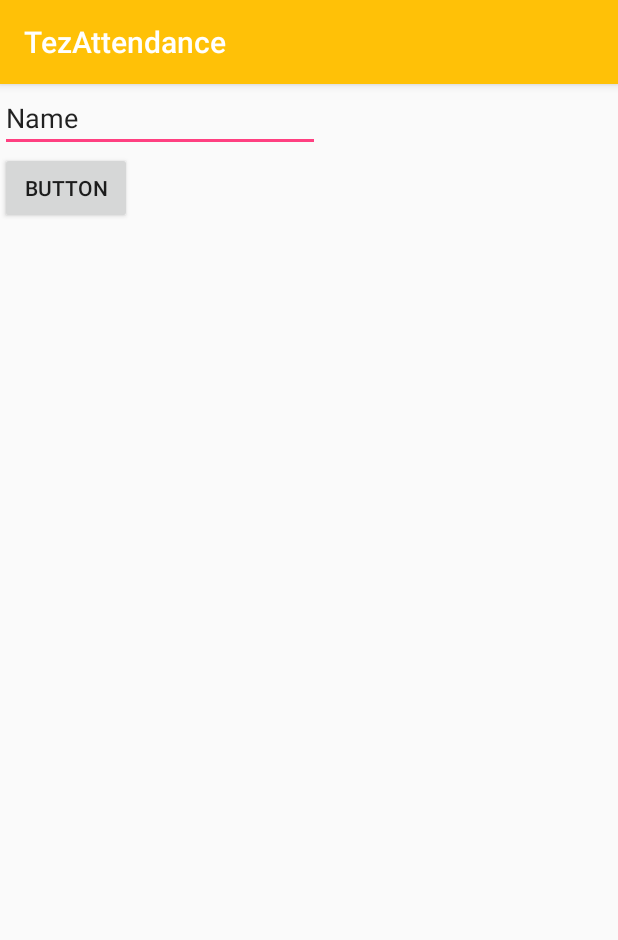
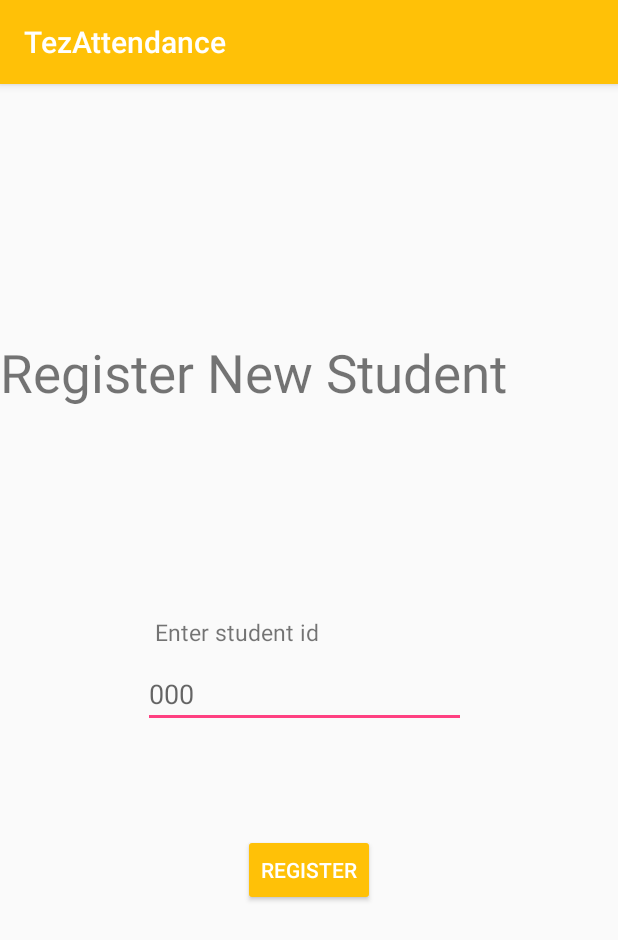
Before and after one commit to Mumbaikar007/Tez-Attendance, an Android app: the RegisterStudent screen opened directly, with no data from a screen before it, on a phone screen of 412 x 824 dp. Shown: the top 940 px of the screen. Run offline under Robolectric (Android 15) with nearby library versions, the phone set to English and light mode, and no system bars; our stand-ins replace Firebase (no records; nobody signed in at launch, a user with empty details on screens opened directly).

Commit message:
Andoird sucks

```diff
--- a/Android/app/build.gradle
+++ b/Android/app/build.gradle
@@ -28,6 +28,7 @@ dependencies {
     androidTestImplementation 'com.android.support.test.espresso:espresso-core:3.0.1'
     compile 'com.google.firebase:firebase-core:11.8.0'
     compile 'com.google.firebase:firebase-auth:11.8.0'
+    compile 'com.google.firebase:firebase-database:11.8.0'
 }
 
 
--- a/Android/app/src/main/java/com/example/optimus/tezattendance/ProfileActivity.java
+++ b/Android/app/src/main/java/com/example/optimus/tezattendance/ProfileActivity.java
@@ -38,7 +38,6 @@ public class ProfileActivity extends AppCompatActivity implements View.OnClickLi
             //user is not logged in
             finish();
             startActivity(new Intent(this,LoginActivity.class));
-
         }
 
         FirebaseUser user  = firebaseAuth.getCurrentUser();
--- a/Android/app/src/main/java/com/example/optimus/tezattendance/RegisterStudent.java
+++ b/Android/app/src/main/java/com/example/optimus/tezattendance/RegisterStudent.java
@@ -1,11 +1,14 @@
 package com.example.optimus.tezattendance;
 
+import android.os.Handler;
 import android.support.v7.app.AppCompatActivity;
 import android.os.Bundle;
 
 import java.io.IOException;
+import java.io.InputStream;
 import java.io.OutputStream;
 import java.lang.reflect.Method;
+import java.util.HashMap;
 import java.util.UUID;
 import android.bluetooth.BluetoothAdapter;
 import android.bluetooth.BluetoothDevice;
@@ -17,19 +20,35 @@ import android.view.View;
 import android.view.View.OnClickListener;
 import android.widget.Button;
 import android.widget.EditText;
+import android.widget.TextView;
 import android.widget.Toast;
+
+import com.google.firebase.auth.FirebaseAuth;
+
+import com.google.firebase.auth.FirebaseAuth;
+import com.google.firebase.database.DatabaseReference;
+import com.google.firebase.database.FirebaseDatabase;
 
 
 public class RegisterStudent extends AppCompatActivity {
 
-    private static final String TAG = "bluetooth1";
-
     EditText editTextTakeId;
+    TextView textViewIdRegistered;
     Button buttonSendId;
 
+    private FirebaseAuth firebaseAuth;
+    DatabaseReference databaseReference;
+
+    private static final String TAG = "bluetooth2";
+
+    Handler h;
+
+    final int RECIEVE_MESSAGE = 1;        // Status  for Handler
     private BluetoothAdapter btAdapter = null;
     private BluetoothSocket btSocket = null;
-    private OutputStream outStream = null;
+    private StringBuilder sb = new StringBuilder();
+
+    private ConnectedThread mConnectedThread;
 
     // SPP UUID service
     private static final UUID MY_UUID = UUID.fromString("00001101-0000-1000-8000-00805F9B34FB");
@@ -37,26 +56,74 @@ public class RegisterStudent extends AppCompatActivity {
     // MAC-address of Bluetooth module (you must edit this line)
     private static String address = "98:D3:33:80:A1:93";
 
+    // Called when the activity is first created.
     @Override
-    protected void onCreate(Bundle savedInstanceState) {
+    public void onCreate(Bundle savedInstanceState) {
         super.onCreate(savedInstanceState);
+
         setContentView(R.layout.activity_register_student);
+
+        firebaseAuth= FirebaseAuth.getInstance();
+        databaseReference = FirebaseDatabase.getInstance().getReference();
+
+        if(firebaseAuth.getCurrentUser() == null){
+            //user is not logged in
+            finish();
+            startActivity(new Intent(this,LoginActivity.class));
+        }
 
         editTextTakeId = findViewById(R.id.editTextTakeId);
         buttonSendId = findViewById(R.id.buttonSendId);
+        textViewIdRegistered = findViewById(R.id.editTextTakeId);
 
-        btAdapter = BluetoothAdapter.getDefaultAdapter();
+        firebaseAuth= FirebaseAuth.getInstance();
+        if(firebaseAuth.getCurrentUser() == null){
+            //user is not logged in
+            finish();
+            startActivity(new Intent(this,LoginActivity.class));
+        }
+
+        h = new  Handler() {
+            public void handleMessage(android.os.Message msg) {
+                switch (msg.what) {
+                    case RECIEVE_MESSAGE:                                                   // if receive massage
+                        Log.d(TAG, "Receiving data");
+
+                        byte[] readBuf = (byte[]) msg.obj;
+
+                        String strIncom = new String(readBuf, 0, msg.arg1);                 // create string from bytes array
+
+                        sb.append(strIncom);                                                // append string
+                        int endOfLineIndex = sb.indexOf("\r\n");                            // determine the end-of-line
+                        if (endOfLineIndex > 0) {                                            // if end-of-line,
+                            Log.d(TAG, "eol > 0");
+                            String sbprint = sb.substring(0, endOfLineIndex);               // extract string
+                            sb.delete(0, sb.length());                                      // and clear
+                            textViewIdRegistered.setText("Id: " + strIncom + " registered !");
+
+                        }
+                        //Log.d(TAG, "...String:"+ sb.toString() +  "Byte:" + msg.arg1 + "...");
+                        break;
+                }
+            };
+        };
+
+        btAdapter = BluetoothAdapter.getDefaultAdapter();       // get Bluetooth adapter
         checkBTState();
-
-        //sendData("1");
 
         buttonSendId.setOnClickListener(new OnClickListener() {
             public void onClick(View v) {
+                //btnOn.setEnabled(false);
 
-                String newId = editTextTakeId.getText().toString();
+                String id = editTextTakeId.getText().toString();
 
-                sendData(newId);
-                Toast.makeText(getBaseContext(), "Register finger for id: " + newId, Toast.LENGTH_SHORT).show();
+                mConnectedThread.write(id);    // Send "1" via Bluetooth
+                //Toast.makeText(getBaseContext(), "Turn on LED", Toast.LENGTH_SHORT).show();
+
+                HashMap<String , String> map = new HashMap<>();
+                map.put(id, "0");
+
+                databaseReference.push().setValue(map);
             }
         });
 
@@ -90,8 +157,8 @@ public class RegisterStudent extends AppCompatActivity {
 
         try {
             btSocket = createBluetoothSocket(device);
-        } catch (IOException e1) {
-            errorExit("Fatal Error", "In onResume() and socket create failed: " + e1.getMessage() + ".");
+        } catch (IOException e) {
+            errorExit("Fatal Error", "In onResume() and socket create failed: " + e.getMessage() + ".");
         }
 
         // Discovery is resource intensive.  Make sure it isn't going on
@@ -102,7 +169,7 @@ public class RegisterStudent extends AppCompatActivity {
         Log.d(TAG, "...Connecting...");
         try {
             btSocket.connect();
-            Log.d(TAG, "...Connection ok...");
+            Log.d(TAG, "....Connection ok...");
         } catch (IOException e) {
             try {
                 btSocket.close();
@@ -114,11 +181,8 @@ public class RegisterStudent extends AppCompatActivity {
         // Create a data stream so we can talk to server.
         Log.d(TAG, "...Create Socket...");
 
-        try {
-            outStream = btSocket.getOutputStream();
-        } catch (IOException e) {
-            errorExit("Fatal Error", "In onResume() and output stream creation failed:" + e.getMessage() + ".");
-        }
+        mConnectedThread = new ConnectedThread(btSocket);
+        mConnectedThread.start();
     }
 
     @Override
@@ -126,14 +190,6 @@ public class RegisterStudent extends AppCompatActivity {
         super.onPause();
 
         Log.d(TAG, "...In onPause()...");
-
-        if (outStream != null) {
-            try {
-                outStream.flush();
-            } catch (IOException e) {
-                errorExit("Fatal Error", "In onPause() and failed to flush output stream: " + e.getMessage() + ".");
-            }
-        }
 
         try     {
             btSocket.close();
@@ -163,20 +219,50 @@ public class RegisterStudent extends AppCompatActivity {
         finish();
     }
 
-    private void sendData(String message) {
-        byte[] msgBuffer = message.getBytes();
+    private class ConnectedThread extends Thread {
+        private final InputStream mmInStream;
+        private final OutputStream mmOutStream;
 
-        Log.d(TAG, "...Send data: " + message + "...");
+        public ConnectedThread(BluetoothSocket socket) {
+            InputStream tmpIn = null;
+            OutputStream tmpOut = null;
 
-        try {
-            outStream.write(msgBuffer);
-        } catch (IOException e) {
-            String msg = "In onResume() and an exception occurred during write: " + e.getMessage();
-            if (address.equals("00:00:00:00:00:00"))
-                msg = msg + ".\n\nUpdate your server address from 00:00:00:00:00:00 to the correct address on line 35 in the java code";
-            msg = msg +  ".\n\nCheck that the SPP UUID: " + MY_UUID.toString() + " exists on server.\n\n";
+            // Get the input and output streams, using temp objects because
+            // member streams are final
+            try {
+                tmpIn = socket.getInputStream();
+                tmpOut = socket.getOutputStream();
+            } catch (IOException e) { }
 
-            errorExit("Fatal Error", msg);
+            mmInStream = tmpIn;
+            mmOutStream = tmpOut;
+        }
+
+        public void run() {
+            byte[] buffer = new byte[256];  // buffer store for the stream
+            int bytes; // bytes returned from read()
+
+            // Keep listening to the InputStream until an exception occurs
+            while (true) {
+                try {
+                    // Read from the InputStream
+                    bytes = mmInStream.read(buffer);        // Get number of bytes and message in "buffer"
+                    h.obtainMessage(RECIEVE_MESSAGE, bytes, -1, buffer).sendToTarget();     // Send to message queue Handler
+                } catch (IOException e) {
+                    break;
+                }
+            }
+        }
+
+        // Call this from the main activity to send data to the remote device
+        public void write(String message) {
+            Log.d(TAG, "...Data to send: " + message + "...");
+            byte[] msgBuffer = message.getBytes();
+            try {
+                mmOutStream.write(msgBuffer);
+            } catch (IOException e) {
+                Log.d(TAG, "...Error data send: " + e.getMessage() + "...");
+            }
         }
     }
 
--- a/Android/app/src/main/res/layout/activity_empty_database.xml
+++ b/Android/app/src/main/res/layout/activity_empty_database.xml
@@ -15,6 +15,7 @@
         android:layout_marginEnd="8dp"
         android:layout_marginStart="8dp"
         android:layout_marginTop="8dp"
+        style="@style/Widget.AppCompat.Button.Colored"
         android:text="Empty fingerprint Databse"
         app:layout_constraintBottom_toBottomOf="parent"
         app:layout_constraintEnd_toEndOf="parent"
--- a/Android/app/src/main/res/layout/activity_register_student.xml
+++ b/Android/app/src/main/res/layout/activity_register_student.xml
@@ -6,29 +6,79 @@
     android:layout_height="match_parent"
     tools:context="com.example.optimus.tezattendance.RegisterStudent">
 
-    <LinearLayout
-        android:layout_width="wrap_content"
-        android:layout_height="wrap_content"
-        android:orientation="vertical">
-
     <EditText
         android:id="@+id/editTextTakeId"
-            android:layout_width="wrap_content"
+        android:layout_width="215dp"
         android:layout_height="wrap_content"
+        android:layout_gravity="left"
         android:ems="10"
+        android:hint="000"
         android:inputType="textPersonName"
-            android:text="Name"
-            android:layout_gravity="left"/>
+        tools:layout_editor_absoluteX="85dp"
+        tools:layout_editor_absoluteY="140dp"
+        app:layout_constraintBottom_toTopOf="@+id/buttonSendId"
+        app:layout_constraintEnd_toEndOf="@+id/buttonSendId"
+        app:layout_constraintHorizontal_bias="0.525"
+        app:layout_constraintStart_toStartOf="@+id/buttonSendId"
+        app:layout_constraintTop_toTopOf="parent"
+        app:layout_constraintVertical_bias="0.845" />
 
     <Button
         android:id="@+id/buttonSendId"
         android:layout_width="wrap_content"
         android:layout_height="wrap_content"
-            android:text="Button"
-            tools:layout_editor_absoluteX="42dp"
-            tools:layout_editor_absoluteY="95dp" />
+        android:layout_marginBottom="220dp"
+        android:layout_marginEnd="8dp"
+        android:layout_marginStart="8dp"
+        android:text="Register"
+        app:layout_constraintBottom_toBottomOf="parent"
+        app:layout_constraintEnd_toEndOf="parent"
+        app:layout_constraintStart_toStartOf="parent"
+        android:theme="@style/PrimaryButton"/>
 
-    </LinearLayout>
+    <TextView
+        android:id="@+id/textViewIdRegistered"
+        android:layout_width="wrap_content"
+        android:layout_height="wrap_content"
+        android:layout_marginBottom="8dp"
+        android:layout_marginEnd="8dp"
+        android:layout_marginStart="8dp"
+        android:layout_marginTop="8dp"
+        android:text=""
+        android:textSize="25dp"
+        app:layout_constraintBottom_toBottomOf="parent"
+        app:layout_constraintEnd_toEndOf="parent"
+        app:layout_constraintStart_toStartOf="parent"
+        app:layout_constraintTop_toBottomOf="@+id/buttonSendId" />
+
+    <TextView
+        android:id="@+id/textView3"
+        android:layout_width="wrap_content"
+        android:layout_height="wrap_content"
+        android:layout_marginBottom="8dp"
+        android:layout_marginTop="8dp"
+        android:text="Register New Student"
+        android:textSize="35dp"
+        app:layout_constraintBottom_toTopOf="@+id/editTextTakeId"
+        app:layout_constraintTop_toTopOf="parent"
+        tools:layout_editor_absoluteX="24dp" />
+
+    <TextView
+        android:id="@+id/textView4"
+        android:layout_width="wrap_content"
+        android:layout_height="wrap_content"
+        android:layout_marginBottom="8dp"
+        android:layout_marginEnd="8dp"
+        android:layout_marginStart="8dp"
+        android:layout_marginTop="8dp"
+        android:text="Enter student id"
+        android:textSize="15dp"
+        app:layout_constraintBottom_toTopOf="@+id/editTextTakeId"
+        app:layout_constraintEnd_toEndOf="@+id/editTextTakeId"
+        app:layout_constraintHorizontal_bias="0.0"
+        app:layout_constraintStart_toStartOf="@+id/editTextTakeId"
+        app:layout_constraintTop_toTopOf="parent"
+        app:layout_constraintVertical_bias="1.0" />
 
 
 </android.support.constraint.ConstraintLayout>
--- a/Android/app/src/main/res/values/colors.xml
+++ b/Android/app/src/main/res/values/colors.xml
@@ -8,4 +8,5 @@
     <color name="yellow">#ffb300</color>
     <color name="green">#00bfa5</color>
     <color name="colorAccent">#FF4081</color>
+    <color name="tick">#30bc1d</color>
 </resources>
--- a/Android/app/src/main/res/values/styles.xml
+++ b/Android/app/src/main/res/values/styles.xml
@@ -8,4 +8,9 @@
         <item name="colorAccent">@color/colorAccent</item>
     </style>
 
+    <style name="PrimaryButton" parent="Theme.AppCompat">
+        <item name="colorButtonNormal">@color/colorPrimary</item>
+        <item name="colorControlHighlight">@color/colorAccent</item>
+    </style>
+
 </resources>
--- a/Android/build.gradle
+++ b/Android/build.gradle
@@ -19,6 +19,9 @@ allprojects {
     repositories {
         google()
         jcenter()
+        maven {
+            url "https://maven.google.com" // Google's Maven repository
+        }
     }
 }
 
```
Also changed, not shown: Android/app/src/main/java/com/example/optimus/tezattendance/EmptyDatabase.java (+8 -0 lines), Android/app/src/main/java/com/example/optimus/tezattendance/StudentAttendance.java (added, +11 -0 lines), Android/app/src/main/java/com/example/optimus/tezattendance/TakeAttendance.java (+52 -5 lines), Android/app/src/main/res/layout/activity_take_attendance.xml (+61 -7 lines), Android/app/src/main/res/drawable/tick.png (added), 1 other file. Lines whose indentation alone changed are shown as unchanged.
